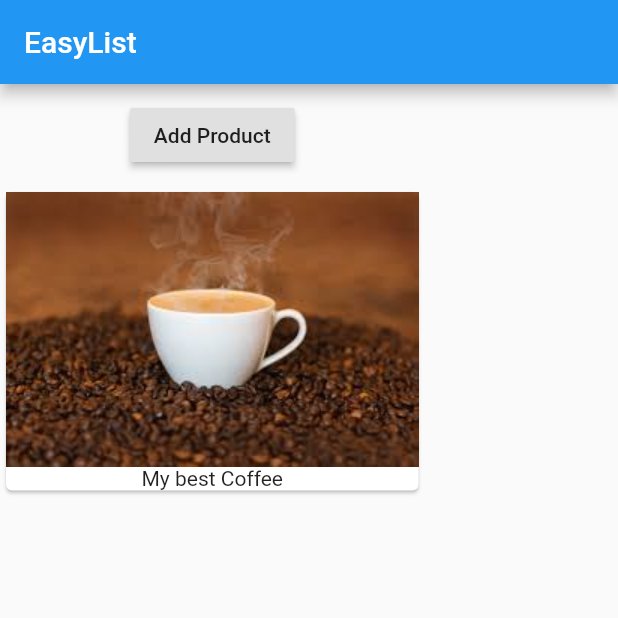
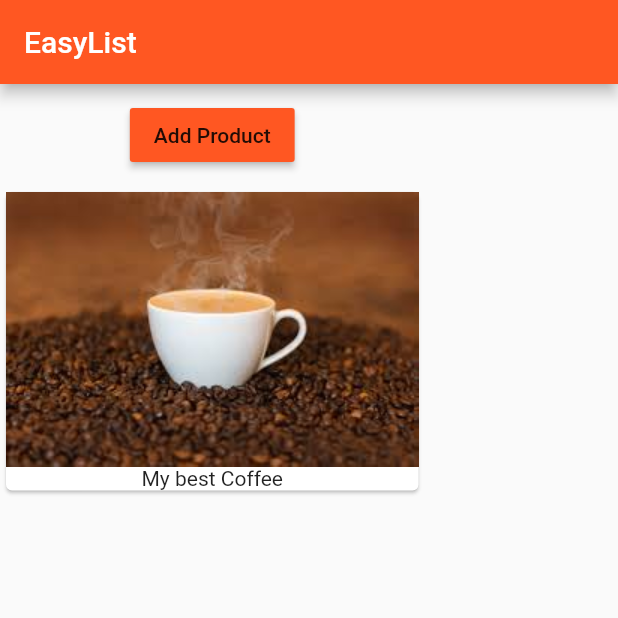
Before and after one commit to csiva2010/flutter_course, a Flutter app: the screen it shows after launch, on a phone screen of 412 x 824 dp, the top half of it. Run offline on Flutter 3.47's test engine with Material 2 defaults, Android fonts, the phone set to English and light mode, and no system bars.

Commit message:
theme added

```diff
--- a/lib/main.dart
+++ b/lib/main.dart
@@ -9,6 +9,9 @@ class MyApp extends StatelessWidget {
     Widget build(BuildContext context) {
 
       return MaterialApp(
+        theme: ThemeData(
+          primarySwatch: Colors.deepOrange
+        ),
         home: Scaffold(
           appBar: AppBar(
             title: Text('EasyList'),
--- a/lib/products-manager.dart
+++ b/lib/products-manager.dart
@@ -27,6 +27,7 @@ class _ProductManagerState extends State<ProductManagers> {
         children: [Container(
           margin: EdgeInsets.all(10.0),
           child: RaisedButton(
+            color: Theme.of(context).primaryColor,
             onPressed: () {
               setState(() {
                 _products.add('Advanced Coffee');
```
